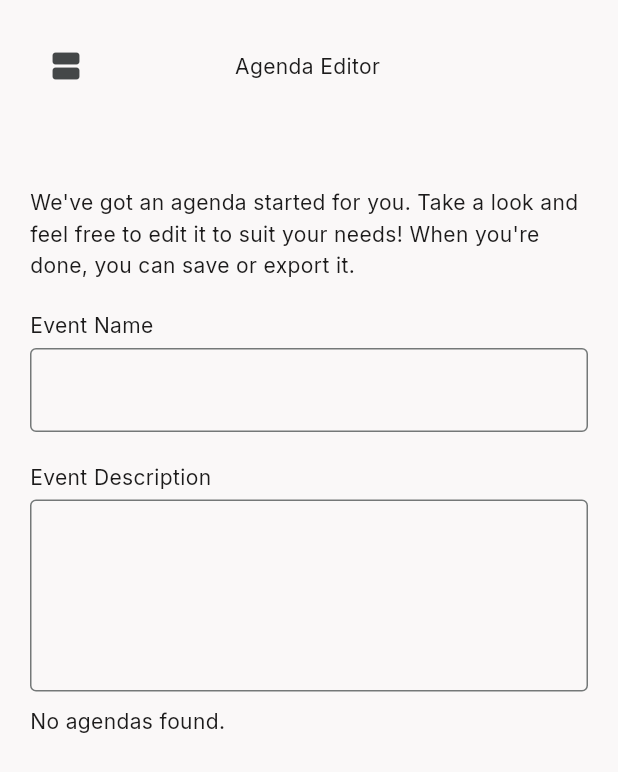
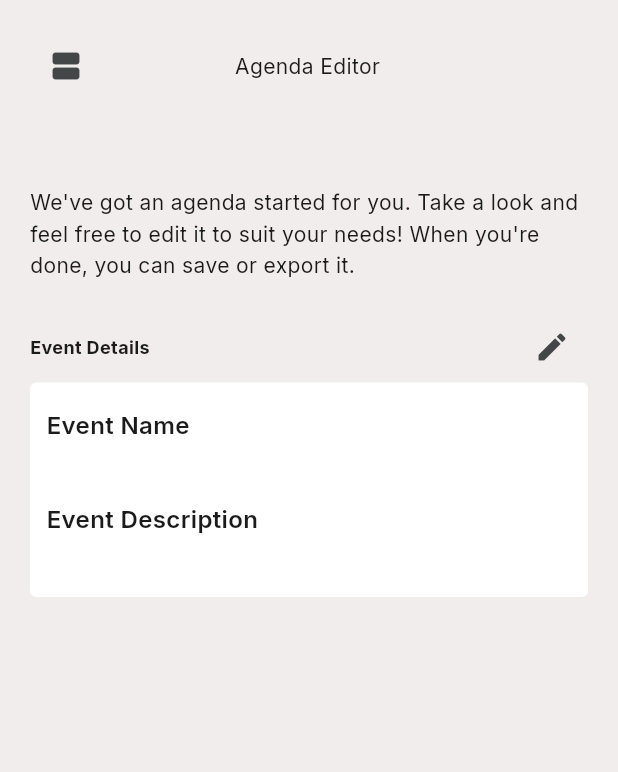
Before and after one commit to berkmancenter/frankly-agenda-app, a Flutter app: the AgendaEditor widget shown alone on an empty page, opened directly with empty values, on a phone screen of 412 x 824 dp. Shown: the top 772 px of the screen. Run offline on Flutter 3.47's test engine with Material 3 defaults, Android fonts, the phone set to English and light mode, and no system bars; our stand-ins replace cloud_firestore, firebase_auth, firebase_core, freezed_annotation, go_router, google_fonts and 2 more; missing offline and left inert: dart_casing, duration_picker, flutter_command, flutter_wizard; accounts and stored records are empty.

Commit message:
add editing functionality

```diff
--- a/lib/assets/sample_agenda.json
+++ b/lib/assets/sample_agenda.json
@@ -1,5 +1,5 @@
 {
-    "eventName": "Climate Change Agenda",
+    "eventName": "Climate Change Deliberation",
     "eventDescription": "This is an event to discuss climate change.",
     "isSeries": true,
     "agendas": [
--- a/lib/data/repositories/agenda/agenda_repository.dart
+++ b/lib/data/repositories/agenda/agenda_repository.dart
@@ -1,4 +1,5 @@
 import 'package:agenda_wizard/models/agenda/agenda.dart';
+import 'package:agenda_wizard/models/agenda/event_plan.dart';
 import 'package:agenda_wizard/models/firebase_collections.dart';
 import 'package:agenda_wizard/models/user/user.dart';
 import 'package:agenda_wizard/utils/result.dart';
@@ -23,6 +24,10 @@ class AgendaRepository {
     // return Result.ok(AgendaModel.fromJson(agendaDocs.data()));
   }
 
+  Future<Result<EventPlan>> updateEvent(EventPlan event) async {
+    return Result.ok(event);
+  }
+
 
 
 
--- a/lib/ui/features/edit_agenda/view_model/agenda_editor_viewmodel.dart
+++ b/lib/ui/features/edit_agenda/view_model/agenda_editor_viewmodel.dart
@@ -1,14 +1,25 @@
 import 'package:agenda_wizard/data/repositories/agenda/agenda_repository.dart';
-import 'package:agenda_wizard/models/agenda/agenda.dart';
+import 'package:agenda_wizard/models/agenda/agenda_item.dart';
+import 'package:agenda_wizard/models/agenda/event_plan.dart';
+import 'package:agenda_wizard/utils/result.dart';
 import 'package:flutter/material.dart';
 
 class AgendaEditorViewmodel extends ChangeNotifier {
-
-  AgendaEditorViewmodel({
-    required this.agendaRepository,
-  });
+  AgendaEditorViewmodel(
+      {required this.agendaRepository, required this.eventPlan});
 
   final AgendaRepository agendaRepository;
+  EventPlan eventPlan;
 
+  Future<Result> updateAgenda(eventPlan) async {
+    return await agendaRepository.updateEvent(eventPlan);
+  }
 
+  void updateItem(int agendaIndex, int sectionIndex, int itemIndex,
+      String title, List<String> content) {
+    AgendaItem newItem = AgendaItem(title: title, content: content);
+    eventPlan.agendas[agendaIndex].sections[sectionIndex].items[itemIndex] =
+        newItem;
+    notifyListeners();
+  }
 }
--- a/lib/ui/features/edit_agenda/widgets/agenda_editor.dart
+++ b/lib/ui/features/edit_agenda/widgets/agenda_editor.dart
@@ -4,26 +4,28 @@ import 'package:agenda_wizard/models/agenda/event_plan.dart';
 import 'package:agenda_wizard/routing/router.dart';
 import 'package:agenda_wizard/routing/routes.dart';
 import 'package:agenda_wizard/ui/core/themes/app_styles.dart';
+import 'package:agenda_wizard/ui/core/themes/theme_util.dart';
 import 'package:agenda_wizard/ui/core/widgets/form_input.dart';
 import 'package:agenda_wizard/ui/features/edit_agenda/view_model/agenda_editor_viewmodel.dart';
+import 'package:agenda_wizard/ui/features/edit_agenda/widgets/agenda_section.dart';
 import 'package:agenda_wizard/utils/helper_functions.dart';
 import 'package:flutter/material.dart';
-import 'package:go_router/go_router.dart';
 
 class AgendaEditor extends StatelessWidget {
-  const AgendaEditor(
-      {super.key, required this.viewModel, required this.eventPlan});
+  const AgendaEditor({super.key, required this.viewModel});
 
   final AgendaEditorViewmodel viewModel;
-  final EventPlan eventPlan;
 
   @override
   Widget build(BuildContext context) {
-    return Scaffold(
-      body: Padding(
+    return Container(
+      color: context.theme.colorScheme.surfaceContainer,
+      child: Padding(
           padding: const EdgeInsets.all(20.0),
-        child: ListView(
-          children: [
+          child: ListenableBuilder(
+              listenable: viewModel,
+              builder: (BuildContext context, _) {
+                return ListView(children: [
                   Row(
                     mainAxisAlignment: MainAxisAlignment.spaceBetween,
                     children: [
@@ -36,14 +38,11 @@ class AgendaEditor extends StatelessWidget {
                       )
                     ],
                   ),
-            Column(
-              mainAxisAlignment: MainAxisAlignment.start,
-              children: [
                   const SizedBox(
                     height: 10,
                   ),
                   Text(
-                  eventPlan.eventName,
+                    viewModel.eventPlan.eventName,
                     style: AppTextStyle.headline3,
                     textAlign: TextAlign.center,
                   ),
@@ -54,50 +53,60 @@ class AgendaEditor extends StatelessWidget {
                     'We\'ve got an agenda started for you. Take a look and feel free to edit it to suit your needs! When you\'re done, you can save or export it.',
                     style: AppTextStyle.eyebrowSmall,
                   ),
-                EditAgendaForm(
+                  const SizedBox(
+                    height: 20,
+                  ),
+                  EventDetails(
                     viewModel: viewModel,
-                  event: eventPlan,
+                    event: viewModel.eventPlan,
                   ),
+                  const SizedBox(
+                    height: 20,
+                  ),
+                  ..._generateAgendas(viewModel.eventPlan, viewModel),
                   const SizedBox(
                     height: 10,
                   ),
-              ],
-            ),
-          ],
-        ),
-      ),
+                ]);
+              })),
     );
   }
 }
 
-class EditAgendaForm extends StatefulWidget {
+class EventDetails extends StatefulWidget {
   final AgendaEditorViewmodel viewModel;
   final EventPlan event;
-  const EditAgendaForm(
-      {super.key, required this.viewModel, required this.event});
+  const EventDetails({super.key, required this.viewModel, required this.event});
 
   @override
-  State<EditAgendaForm> createState() => _EditAgendaFormState();
+  State<EventDetails> createState() => _EventDetailsState();
 }
 
-class _EditAgendaFormState extends State<EditAgendaForm> {
-  final _formKey = GlobalKey<FormState>();
+class _EventDetailsState extends State<EventDetails> {
+  final _eventDetailFormKey = GlobalKey<FormState>();
+
+  bool isEditing = false;
 
   final TextEditingController _name = TextEditingController();
   final TextEditingController _description = TextEditingController();
+
+  void toggleEditing() {
+    setState(() {
+      isEditing = !isEditing;
+    });
+  }
 
   @override
   Widget build(BuildContext context) {
     _name.value = TextEditingValue(text: widget.event.eventName);
     _description.value = TextEditingValue(text: widget.event.eventDescription);
-    return Form(
-        key: _formKey,
+    Widget detailsWidget;
+    if (isEditing) {
+      detailsWidget = Form(
+          key: _eventDetailFormKey,
           child: Column(
             crossAxisAlignment: CrossAxisAlignment.start,
             children: [
-            const SizedBox(
-              height: 10,
-            ),
               FormInput(
                 labelText: 'Event Name',
                 fieldController: _name,
@@ -111,114 +120,148 @@ class _EditAgendaFormState extends State<EditAgendaForm> {
                 maxLines: null,
                 minLines: 4,
               ),
-            _generateAgendas(widget.event),
             ],
           ));
+    } else {
+      detailsWidget = Column(
+        crossAxisAlignment: CrossAxisAlignment.start,
+        children: [
+          const SizedBox(
+            height: 5,
+            width: double.infinity,
+          ),
+          Text("Event Name", style: AppTextStyle.bodyMedium),
+          Text(
+            widget.event.eventName,
+            style: AppTextStyle.body,
+          ),
+          const SizedBox(
+            height: 15,
+            width: double.infinity,
+          ),
+          Text("Event Description", style: AppTextStyle.bodyMedium),
+          Text(
+            widget.event.eventDescription,
+            style: AppTextStyle.body,
+          ),
+          const SizedBox(
+            height: 5,
+            width: double.infinity,
+          ),
+        ],
+      );
+    }
+    return Column(
+      children: [
+        Row(
+          mainAxisAlignment: MainAxisAlignment.spaceBetween,
+          children: [
+            Text("Event Details", style: AppTextStyle.headlineSmall),
+            IconButton(
+                onPressed: () => toggleEditing(),
+                icon: isEditing
+                    ? const Icon(Icons.close)
+                    : const Icon(Icons.edit)),
+          ],
+        ),
+        Container(
+            // backgroundColor: context.theme.colorScheme.onTertiary,
+            decoration: BoxDecoration(
+              color: context.theme.colorScheme.onTertiary,
+              border: Border.all(
+                color: context.theme.colorScheme.onTertiary,
+              ),
+              borderRadius: BorderRadius.circular(4),
+            ),
+            child: Padding(
+              padding: const EdgeInsets.all(10),
+              child: detailsWidget,
+            )),
+      ],
+    );
   }
 }
 
-Widget _generateAgendas(EventPlan event) {
-  Widget? agendaSectionsColumn;
+List<Widget> _generateAgendas(
+    EventPlan event, AgendaEditorViewmodel viewmodel) {
+  List<Widget> agendas = [];
+
   if (event.isSeries) {
     for (var i = 0; i < event.agendas.length; i++) {
-      List<Widget> agendaSections =
-          _generateAgendaSections(i, event.agendas[i]);
-      int agendaCount = i + 1;
-      agendaSectionsColumn = Column(
+      agendas.add(AgendaWidget(
+        agenda: event.agendas[i],
+        agendaIndex: i,
+        viewmodel: viewmodel,
+      ));
+    }
+  } else {
+    if (event.agendas.isEmpty) {
+      return agendas;
+    }
+    agendas.add(AgendaWidget(
+      agenda: event.agendas[0],
+      agendaIndex: 0,
+      viewmodel: viewmodel,
+    ));
+  }
+  return agendas;
+}
+
+class AgendaWidget extends StatelessWidget {
+  final Agenda agenda;
+
+  final int agendaIndex;
+
+  final AgendaEditorViewmodel viewmodel;
+
+  const AgendaWidget(
+      {super.key,
+      required this.agenda,
+      required this.viewmodel,
+      required this.agendaIndex});
+
+  @override
+  Widget build(BuildContext context) {
+    return Column(
       crossAxisAlignment: CrossAxisAlignment.start,
       children: [
+        Text(
+            this.viewmodel.eventPlan.isSeries == false
+                ? "Agenda"
+                : "Agenda ${numToString(agendaIndex + 1)}",
+            style: AppTextStyle.headlineSmall),
         const SizedBox(
-            height: 40,
+          height: 20,
         ),
-          Text(
-            "Agenda ${numToString(agendaCount)}",
-            style: AppTextStyle.headline4,
-            textAlign: TextAlign.center,
+        Container(
+            decoration: BoxDecoration(
+              color: context.theme.colorScheme.onTertiary,
+              border: Border.all(
+                color: context.theme.colorScheme.onTertiary,
               ),
-          ...agendaSections
+              borderRadius: BorderRadius.circular(4),
+            ),
+            child: Padding(
+              padding: const EdgeInsets.all(10),
+              child: Column(
+                  children: [..._generateAgendaSections(agendaIndex, agenda)]),
+            )),
       ],
     );
   }
-  } else {
-    if (event.agendas.isEmpty) {
-      return const Text("No agendas found.");
-    }
-    List<Widget> agendaSections =
-        _generateAgendaSections(null, event.agendas[0]);
-    agendaSectionsColumn = Column(
-      children: [...agendaSections],
-    );
-  }
-  return agendaSectionsColumn ?? const Text("No agendas.");
-}
 
-List<Widget> _generateAgendaSections(int? agendaIndex, Agenda agenda) {
+  List<Widget> _generateAgendaSections(int agendaIndex, Agenda agenda) {
     List<Widget> agendaSections = [];
-
     for (var i = 0; i < agenda.sections.length; i++) {
-    final TextEditingController sectionName =
-        TextEditingController(text: agenda.sections[i].name);
-    final TextEditingController sectionDescription =
-        TextEditingController(text: agenda.sections[i].description);
-    agendaSections.add(
-      FormInput(
-        labelText: 'Section Title',
-        fieldController: sectionName,
-        isRequired: true,
-      ),
-    );
-    agendaSections.add(
-      FormInput(
-        labelText: "Section Description",
-        fieldController: sectionDescription,
-        isRequired: false,
-        inputType: TextInputType.multiline,
-        maxLines: null,
-        minLines: 4,
-      ),
-    );
-    agendaSections.add(const SizedBox(height: 20));
-    agendaSections.add(Text(
-      "${agenda.sections[i].name} Items",
-      style: AppTextStyle.bodyMedium,
-      textAlign: TextAlign.left,
+      agendaSections.add(AgendaSectionWidget(
+        section: agenda.sections[i],
+        sectionIndex: i,
+        agendaIndex: agendaIndex,
+        formKey: GlobalKey<FormState>(),
+        viewmodel: viewmodel,
       ));
-    List<Widget> items = _generateAgendaItems(agenda.sections[i]);
-    for (Widget item in items) {
-      agendaSections.add(item);
-    }
-    agendaSections.add(const SizedBox(height: 20));
     }
 
     return agendaSections;
   }
-
-List<Widget> _generateAgendaItems(AgendaSection agendaSection) {
-  List<Widget> agendaItems = [];
-
-  for (var i = 0; i < agendaSection.items.length; i++) {
-    // final TextEditingController itemTitle =
-    //     TextEditingController(text: agendaSection.items[i].title);
-    // agendaItems.add(
-    //   FormInput(
-    //     labelText: '',
-    //     fieldController: itemTitle,
-    //     isRequired: true,
-    //   ),
-    // );
-    for (var j = 0; j < agendaSection.items[i].content.length; j++) {
-      final TextEditingController itemContent =
-          TextEditingController(text: agendaSection.items[i].content[j]);
-      agendaItems.add(FormInput(
-        labelText: "Item Prompt",
-        fieldController: itemContent,
-        isRequired: false,
-        inputType: TextInputType.multiline,
-        maxLines: null,
-        minLines: 4,
-      ));
 }
-  }
-
-  return agendaItems;
-}
```
Also changed, not shown: lib/routing/router.dart (+3 -7 lines), lib/ui/features/edit_agenda/widgets/agenda_item.dart (added, +156 -0 lines), lib/ui/features/edit_agenda/widgets/agenda_section.dart (added, +169 -0 lines). Lines whose indentation alone changed are shown as unchanged.
